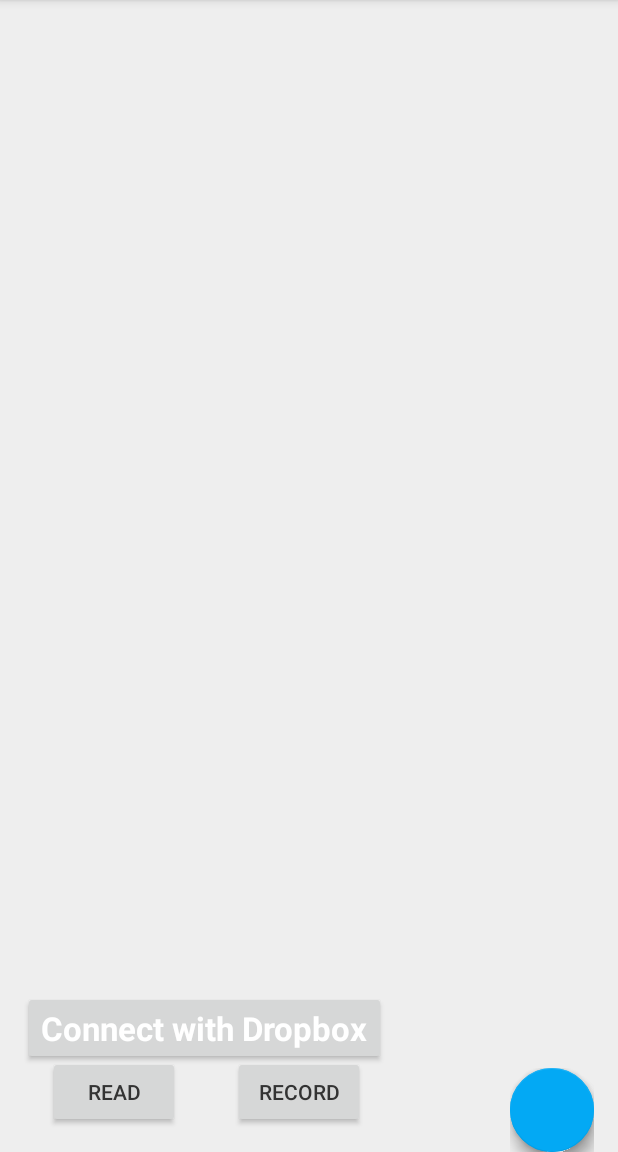
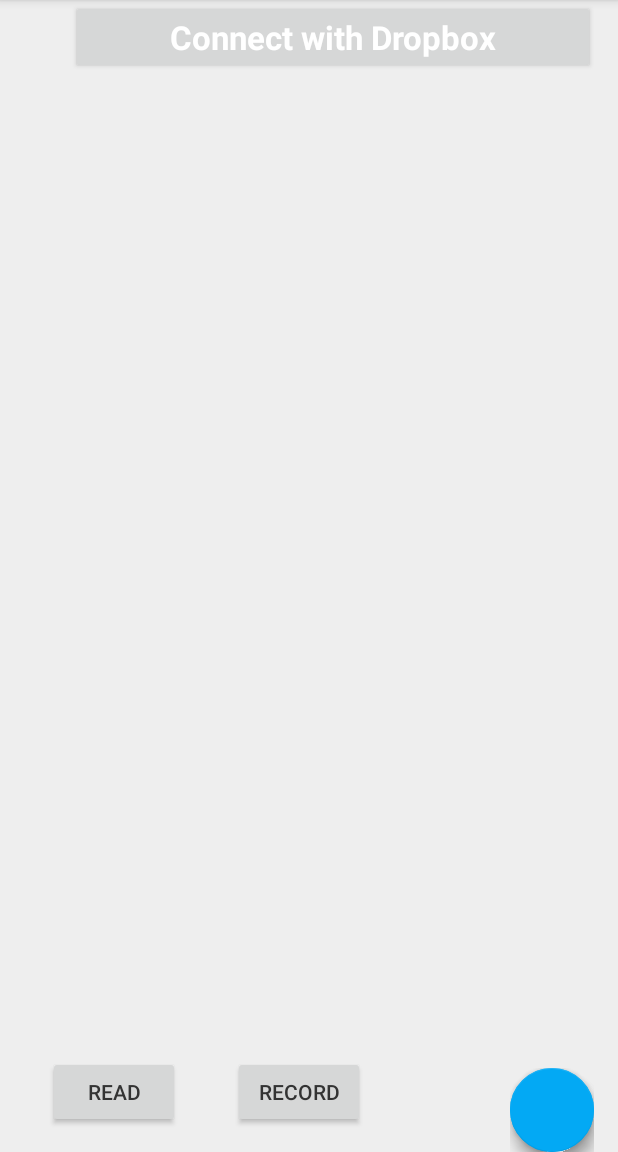
Before and after one commit to niyazil/sensor-controller, an Android app: the screen it shows after launch (MainActivity), after a tap on "READ", on a phone screen of 412 x 824 dp, the part 84-1236 px from its top. Run offline under Robolectric (Android 15) with nearby library versions, the phone set to English and light mode, and no system bars; libraries missing offline, so code that uses them is left out: com.bluvision.beeks, com.dropbox.client2, com.getbase.floatingactionbutton, jxl.write, jxl.write.biff; plain views replace FloatingActionButton, FloatingActionsMenu; 17 statements that could not run were skipped.

Commit message:
Move Dropbox session code to list fragment and fix issue with being unable to scan after connecting to Dropbox and the read issue (caused by an empty Power1.xls)

```diff
--- a/app/src/main/java/com/bluvision/buvisionsdksample/MainActivity.java
+++ b/app/src/main/java/com/bluvision/buvisionsdksample/MainActivity.java
@@ -4,12 +4,7 @@ import com.bluvision.beeks.sdk.domainobjects.Beacon;
 import com.bluvision.buvisionsdksample.fragments.BaseFragment;
 import com.bluvision.buvisionsdksample.fragments.BeaconDetail;
 import com.bluvision.buvisionsdksample.fragments.ListBeaconsFragment;
-import com.dropbox.client2.DropboxAPI;
-import com.dropbox.client2.android.AndroidAuthSession;
-import com.dropbox.client2.session.AccessTokenPair;
-import com.dropbox.client2.session.AppKeyPair;
-import com.dropbox.client2.session.Session;
-import com.dropbox.client2.session.TokenPair;
+
 
 import android.Manifest;
 import android.app.AlertDialog;
@@ -42,9 +37,6 @@ public class MainActivity extends AppCompatActivity implements BaseFragment.Frag
     private HashMap<Class,Fragment> mFragmentHashMap = new HashMap<>();
     private BeaconDetail mBeaconDetail;
 
-    final static private String APP_KEY = "m4256mepdf15tpv";
-    final static private String APP_SECRET = "dlduhmug8qy77q5";
-    private DropboxAPI<AndroidAuthSession> mDBApi;
 
 
 
@@ -52,25 +44,6 @@ public class MainActivity extends AppCompatActivity implements BaseFragment.Frag
     protected void onCreate(Bundle savedInstanceState) {
         super.onCreate(savedInstanceState);
         setContentView(R.layout.activity_main);
-
-
-        AppKeyPair appKeys = new AppKeyPair(APP_KEY, APP_SECRET);
-        AndroidAuthSession session = new AndroidAuthSession(appKeys);
-        mDBApi = new DropboxAPI<AndroidAuthSession>(session);
-
-
-
-
-
-        ((Button) findViewById(R.id.loginBtn)).setOnClickListener(
-                new View.OnClickListener() {
-                    @Override
-                    public void onClick(View view) {
-
-                        mDBApi.getSession().startOAuth2Authentication(MainActivity.this);
-                    }
-                }
-        );
 
 
         if (Build.VERSION.SDK_INT >= Build.VERSION_CODES.M) {
@@ -142,24 +115,6 @@ public class MainActivity extends AppCompatActivity implements BaseFragment.Frag
 
     }
 
-    @Override
-    public void onResume() {
-        super.onResume();
-
-        if (mDBApi.getSession().authenticationSuccessful()) {
-            try {
-                // Required to complete auth, sets the access token on the session
-                mDBApi.getSession().finishAuthentication();
-
-                String accessToken = mDBApi.getSession().getOAuth2AccessToken();
-            } catch (IllegalStateException e) {
-                Log.i("DbAuthLog", "Error authenticating", e);
-            }
-        }
-
-
-
-    }
 
 
 
--- a/app/src/main/java/com/bluvision/buvisionsdksample/fragments/ListBeaconsFragment.java
+++ b/app/src/main/java/com/bluvision/buvisionsdksample/fragments/ListBeaconsFragment.java
@@ -7,8 +7,12 @@ import com.bluvision.beeks.sdk.interfaces.BeaconListener;
 import com.bluvision.beeks.sdk.util.BeaconManager;
 import com.bluvision.buvisionsdksample.BluvisionSampleSDKApplication;
 import com.bluvision.buvisionsdksample.Extra.BeaconDetailReduced;
+import com.bluvision.buvisionsdksample.MainActivity;
 import com.bluvision.buvisionsdksample.R;
 import com.bluvision.buvisionsdksample.adapters.BeaconsListAdapter;
+import com.dropbox.client2.DropboxAPI;
+import com.dropbox.client2.android.AndroidAuthSession;
+import com.dropbox.client2.session.AppKeyPair;
 import com.getbase.floatingactionbutton.FloatingActionButton;
 
 import android.app.Fragment;
@@ -71,6 +75,11 @@ public class ListBeaconsFragment extends BaseFragment implements BeaconListener
     private BeaconDetailReduced beacon=new BeaconDetailReduced();
     private HashMap<String,Integer> beaconHashMap = new HashMap<>();
 
+    final static private String APP_KEY = "m4256mepdf15tpv";
+    final static private String APP_SECRET = "dlduhmug8qy77q5";
+    private DropboxAPI<AndroidAuthSession> mDBApi;
+
+
 
 
     @Override
@@ -97,6 +106,16 @@ public class ListBeaconsFragment extends BaseFragment implements BeaconListener
         mBeaconManager.addRuleRestrictionToIncludeSID("46532D736FC97E89");
         mBeaconManager.addRuleRestrictionToIncludeSID("8E453771B5785ED8");
         mBeaconManager.addRuleRestrictionToIncludeSID("994C2A3D97C3972D");
+
+
+        AppKeyPair appKeys = new AppKeyPair(APP_KEY, APP_SECRET);
+        AndroidAuthSession session = new AndroidAuthSession(appKeys);
+        mDBApi = new DropboxAPI<AndroidAuthSession>(session);
+
+
+
+
+
 
 
     }
@@ -230,7 +249,7 @@ public class ListBeaconsFragment extends BaseFragment implements BeaconListener
 
 
                         }catch(Exception e){
-                            Log.e("Exception","Yes");
+                            Log.e("Read exception","Yes");
                         }
                         beacon.beaconHashMap=beaconHashMap;
 
@@ -331,17 +350,45 @@ public class ListBeaconsFragment extends BaseFragment implements BeaconListener
                     }
                 });
 
+        ((Button) rootView.findViewById(R.id.loginBtn)).setOnClickListener(
+                new View.OnClickListener() {
+                    @Override
+                    public void onClick(View view) {
 
+                        mDBApi.getSession().startOAuth2Authentication(getContext());
+                    }
+                }
+        );
 
 
         return rootView;
     }
 
     @Override
+    public void onResume() {
+        super.onResume();
+
+        if (mDBApi.getSession().authenticationSuccessful()) {
+            try {
+                // Required to complete auth, sets the access token on the session
+                mDBApi.getSession().finishAuthentication();
+
+                String accessToken = mDBApi.getSession().getOAuth2AccessToken();
+            } catch (IllegalStateException e) {
+                Log.i("DbAuthLog", "Error authenticating", e);
+            }
+        }
+
+
+
+    }
+
+
+    @Override
     public void onPause() {
         super.onPause();
 
-        mBeaconManager.removeBeaconListener(this);
+        //mBeaconManager.removeBeaconListener(this);
 
     }
 
--- a/app/src/main/res/layout/activity_main.xml
+++ b/app/src/main/res/layout/activity_main.xml
@@ -12,19 +12,4 @@
 
     </LinearLayout>
 
-    <Button
-        android:id="@+id/loginBtn"
-        android:layout_width="wrap_content"
-        android:layout_height="wrap_content"
-        android:textAppearance="?android:attr/textAppearanceLarge"
-        android:textColor="#fff"
-        android:textStyle="bold"
-        android:text="Connect with Dropbox"
-        android:layout_marginLeft="15dp"
-        android:layout_marginRight="15dp"
-        android:layout_marginBottom="58dp"
-        android:layout_alignParentBottom="true"
-        android:layout_alignParentStart="true"
-        android:layout_marginStart="13dp" />
-
 </RelativeLayout>
--- a/app/src/main/res/layout/fragment_beacons.xml
+++ b/app/src/main/res/layout/fragment_beacons.xml
@@ -7,10 +7,8 @@
     <ListView
         android:id="@+id/lstBeacons"
         android:layout_width="match_parent"
-        android:layout_height="450dp">
+        android:layout_height="wrap_content">
     </ListView>
-
-
 
     <com.getbase.floatingactionbutton.FloatingActionsMenu
         android:id="@+id/multiple_actions"
@@ -63,4 +61,17 @@
         android:layout_alignParentStart="true"
         android:layout_marginStart="32dp" />
 
+    <Button
+        android:id="@+id/loginBtn"
+        android:layout_width="match_parent"
+        android:layout_height="wrap_content"
+        android:textAppearance="?android:attr/textAppearanceLarge"
+        android:textColor="#fff"
+        android:textStyle="bold"
+        android:text="Connect with Dropbox"
+        android:layout_marginLeft="15dp"
+        android:layout_marginRight="15dp"
+        android:layout_below="@+id/lstBeacons"
+        android:layout_alignStart="@+id/readResults" />
+
 </RelativeLayout>
```
Also changed, not shown: 2 other files.
